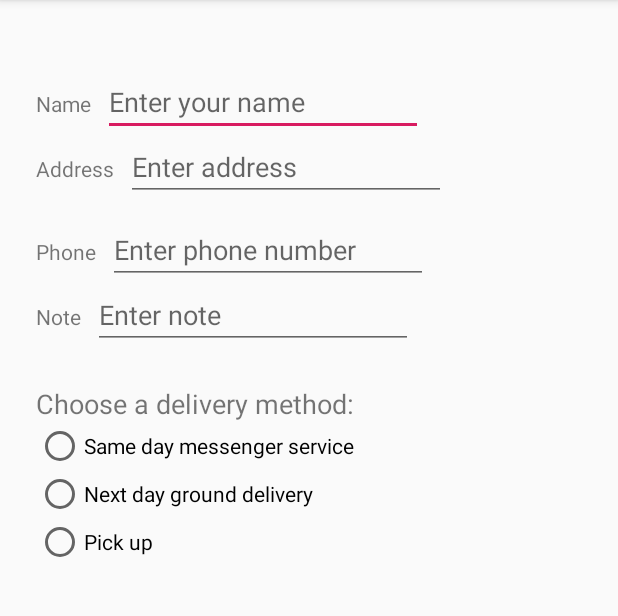
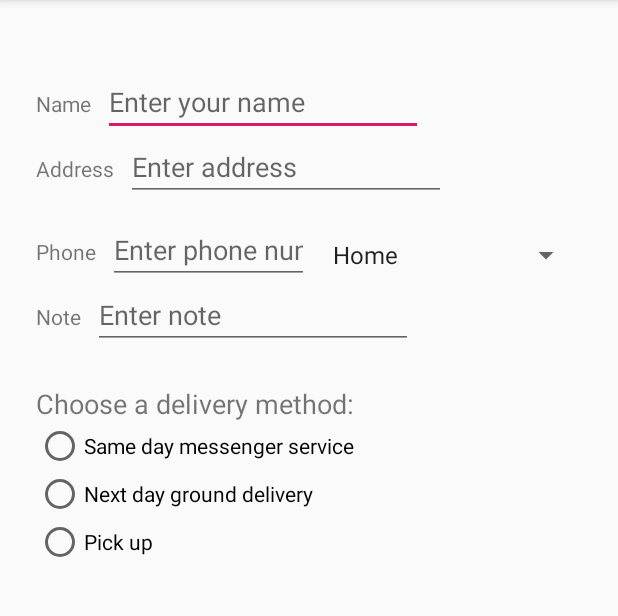
Before and after one commit to EarlJP/DroidCafe, an Android app: the OrderActivity screen opened directly, with no data from a screen before it, on a phone screen of 412 x 824 dp, the part 84-700 px from its top. Run offline under Robolectric (Android 15) with nearby library versions, the phone set to English and light mode, and no system bars.

```diff
--- a/app/src/main/java/com/earljaepal/droidcafe/OrderActivity.java
+++ b/app/src/main/java/com/earljaepal/droidcafe/OrderActivity.java
@@ -4,11 +4,14 @@ import android.content.Intent;
 import android.support.v7.app.AppCompatActivity;
 import android.os.Bundle;
 import android.view.View;
+import android.widget.AdapterView;
+import android.widget.ArrayAdapter;
 import android.widget.RadioButton;
+import android.widget.Spinner;
 import android.widget.TextView;
 import android.widget.Toast;
 
-public class OrderActivity extends AppCompatActivity {
+public class OrderActivity extends AppCompatActivity implements AdapterView.OnItemSelectedListener {
 
     @Override
     protected void onCreate(Bundle savedInstanceState) {
@@ -20,6 +23,24 @@ public class OrderActivity extends AppCompatActivity {
         String message = intent.getStringExtra(MainActivity.EXTRA_MESSAGE);
         TextView textView = findViewById(R.id.order_label);
         textView.setText(message);
+
+        // Create the spinner.
+        Spinner spinner = findViewById(R.id.label_spinner);
+        if (spinner != null) {
+            spinner.setOnItemSelectedListener(this);
+        }
+        // Create ArrayAdapter using the string array and default spinner layout.
+        ArrayAdapter<CharSequence> adapter = ArrayAdapter.createFromResource(this,
+                R.array.labels_array, android.R.layout.simple_spinner_item);
+        // Specify the layout to use when the list of choices appears.
+        adapter.setDropDownViewResource
+                (android.R.layout.simple_spinner_dropdown_item);
+        // Apply the adapter to the spinner.
+        if (spinner != null) {
+            spinner.setAdapter(adapter);
+        }
+
+
     }
 
     public void onRadioButtonClicked(View view) {
@@ -52,4 +73,16 @@ public class OrderActivity extends AppCompatActivity {
         Toast.makeText(getApplicationContext(), message,
                 Toast.LENGTH_SHORT).show();
     }
+
+    @Override
+    public void onItemSelected(AdapterView<?> adapterView, View view, int i, long l) {
+        String spinnerLabel = adapterView.getItemAtPosition(i).toString();
+        displayToast(spinnerLabel);
+
+    }
+
+    @Override
+    public void onNothingSelected(AdapterView<?> parent) {
+
+    }
 }
--- a/app/src/main/res/layout/activity_order.xml
+++ b/app/src/main/res/layout/activity_order.xml
@@ -76,7 +76,7 @@
 
     <EditText
         android:id="@+id/phone_text"
-        android:layout_width="wrap_content"
+        android:layout_width="134dp"
         android:layout_height="wrap_content"
         android:layout_marginStart="8dp"
         android:layout_marginLeft="8dp"
@@ -124,8 +124,8 @@
     <RadioGroup
         android:layout_width="wrap_content"
         android:layout_height="wrap_content"
+        android:layout_marginStart="24dp"
         android:layout_marginLeft="24dp"
-        android:layout_marginStart="24dp"
         android:orientation="vertical"
         app:layout_constraintStart_toStartOf="parent"
         app:layout_constraintTop_toBottomOf="@id/delivery_label">
@@ -152,5 +152,18 @@
             android:text="@string/pick_up" />
     </RadioGroup>
 
+    <Spinner
+        android:id="@+id/label_spinner"
+        android:layout_width="0dp"
+        android:layout_height="wrap_content"
+        android:layout_marginStart="8dp"
+        android:layout_marginLeft="8dp"
+        android:layout_marginTop="24dp"
+        android:layout_marginEnd="24dp"
+        android:layout_marginRight="24dp"
+        app:layout_constraintEnd_toEndOf="parent"
+        app:layout_constraintStart_toEndOf="@+id/phone_text"
+        app:layout_constraintTop_toBottomOf="@+id/address_text" />
+
 
 </android.support.constraint.ConstraintLayout>
--- a/app/src/main/res/values/strings.xml
+++ b/app/src/main/res/values/strings.xml
@@ -29,4 +29,10 @@
     <string name="action_status_message">You selected Status.</string>
     <string name="action_favorites_message">You selected Favorites.</string>
     <string name="action_contact_message">You selected Contact.</string>
+    <string-array name="labels_array">
+        <item>Home</item>
+        <item>Work</item>
+        <item>Mobile</item>
+        <item>Other</item>
+    </string-array>
 </resources>
```
